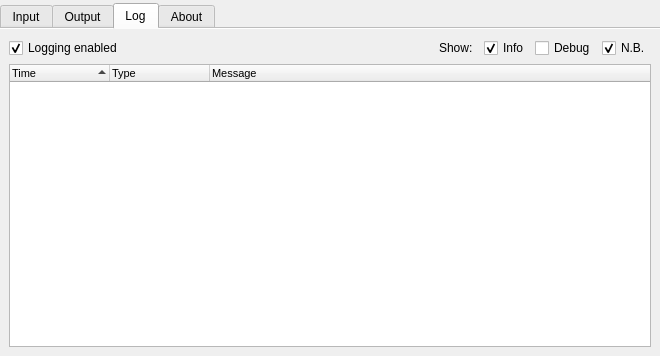
mrehkopf/vcs, file src/display/qt/d_control_panel.ui: the form before one commit.
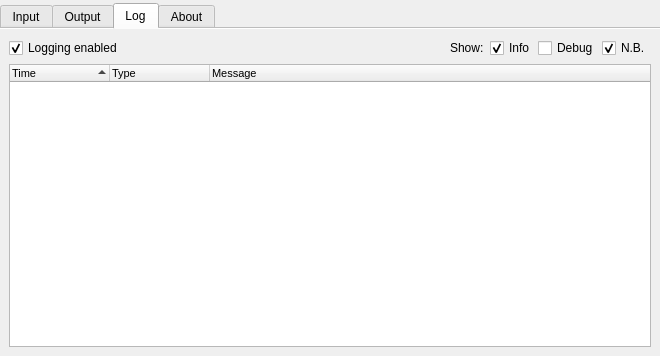
The form after the commit. The open tabs and pages were chosen to show the change.

Commit message: Decrease GUI element spacing in control panel's log tab

Patch:
```diff
--- a/src/display/qt/d_control_panel.ui
+++ b/src/display/qt/d_control_panel.ui
@@ -1111,24 +1111,11 @@
            </property>
           </widget>
          </item>
-         <item>
-          <spacer name="horizontalSpacer_2">
-           <property name="orientation">
-            <enum>Qt::Horizontal</enum>
-           </property>
-           <property name="sizeType">
-            <enum>QSizePolicy::Fixed</enum>
-           </property>
-           <property name="sizeHint" stdset="0">
-            <size>
-             <width>5</width>
-             <height>20</height>
-            </size>
-           </property>
-          </spacer>
-         </item>
          <item>
           <layout class="QHBoxLayout" name="horizontalLayout">
+           <property name="spacing">
+            <number>3</number>
+           </property>
            <item>
             <widget class="QCheckBox" name="checkBox_logInfo">
              <property name="text">
```
